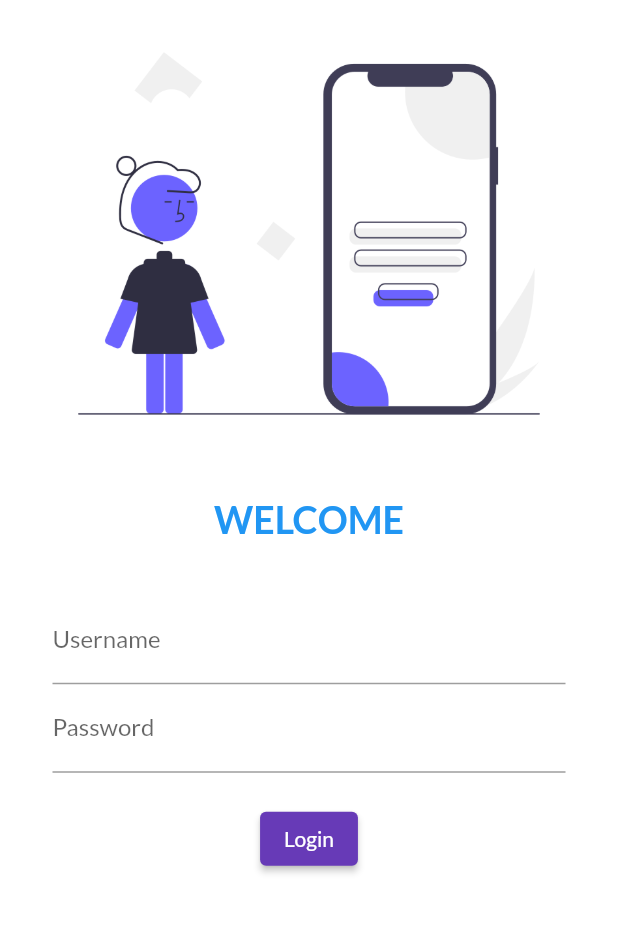
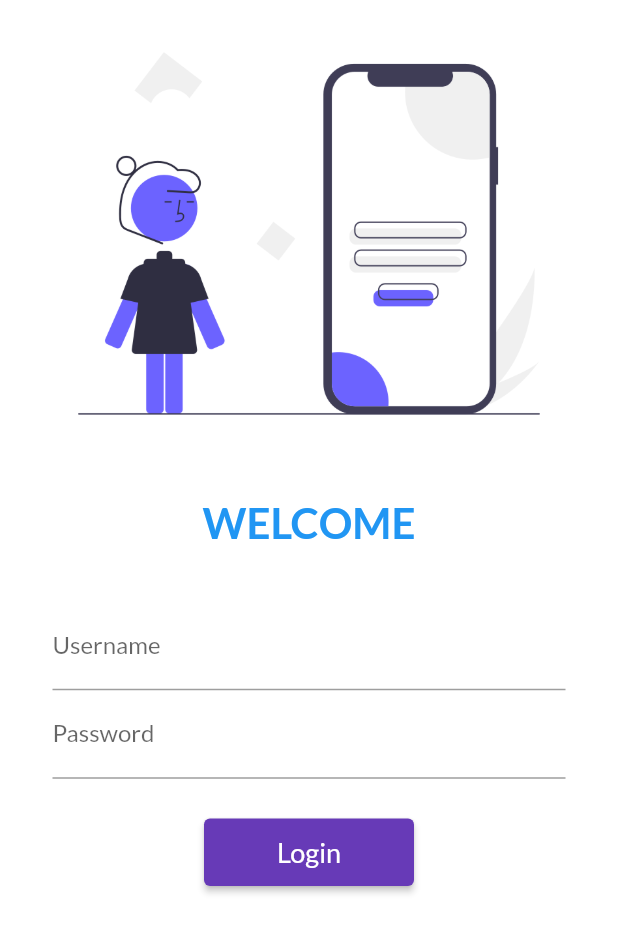
Before and after one commit to himanshugodara38/Learn_flutter, a Flutter app: the screen it shows after launch, on a phone screen of 412 x 824 dp. Shown: the top 933 px of the screen. Run offline on Flutter 3.47's test engine with Material 2 defaults, Android fonts, the phone set to English and light mode, and no system bars; our stand-ins replace google_fonts.

Commit message:
day 5 completed in day 4

```diff
--- a/lib/log_in_page.dart
+++ b/lib/log_in_page.dart
@@ -1,3 +1,4 @@
+import 'package:first_app/utils/routes.dart';
 import 'package:flutter/material.dart';
 
 class Log_in_page extends StatelessWidget {
@@ -7,6 +8,7 @@ class Log_in_page extends StatelessWidget {
   Widget build(BuildContext context) {
     return Material(
         color: Colors.white,
+        child: SingleChildScrollView(
           child: Column(
             children: [
               Image.asset(
@@ -19,7 +21,7 @@ class Log_in_page extends StatelessWidget {
               Text(
                 "WELCOME",
                 style: TextStyle(
-                fontSize: 25,
+                  fontSize: 28,
                   color: Colors.blue,
                   fontWeight: FontWeight.bold,
                 ),
@@ -28,7 +30,8 @@ class Log_in_page extends StatelessWidget {
                 height: 20,
               ),
               Padding(
-              padding: const EdgeInsets.symmetric(vertical: 16, horizontal: 35),
+                padding:
+                    const EdgeInsets.symmetric(vertical: 16, horizontal: 35),
                 child: Column(children: [
                   TextFormField(
                     decoration: InputDecoration(
@@ -44,18 +47,24 @@ class Log_in_page extends StatelessWidget {
                     ),
                   ),
                   SizedBox(
-                  height: 20,
+                    height: 25,
                   ),
                   ElevatedButton(
-                  child: Text("Login"),
+                    child: Text(
+                      "Login",
+                      style: TextStyle(
+                        fontSize: 18,
+                      ),
+                    ),
+                    style: TextButton.styleFrom(minimumSize: Size(140, 45)),
                     onPressed: () {
-                    print("Hi Bunty");
+                      Navigator.pushNamed(context, MyRoutes.homeRoute);
                     },
-                  style: TextButton.styleFrom(),
                   )
                 ]),
               )
             ],
+          ),
         ));
   }
 }
--- a/lib/main.dart
+++ b/lib/main.dart
@@ -1,5 +1,6 @@
 import 'package:first_app/home_page.dart';
 import 'package:first_app/log_in_page.dart';
+import 'package:first_app/utils/routes.dart';
 import 'package:flutter/material.dart';
 import 'package:google_fonts/google_fonts.dart';
 
@@ -22,7 +23,7 @@ class MyApp extends StatelessWidget {
 
       routes: {
         "/": (context) => Log_in_page(),
-         "/home" :(context) => HomePage()
+         MyRoutes.homeRoute :(context) => HomePage()
 
       },
     );
--- /dev/null
+++ b/lib/utils/routes.dart
@@ -0,0 +1,4 @@
+class MyRoutes {
+  static String loginRoute = "/login";
+  static String homeRoute = "/home";
+}
```
Lines whose indentation alone changed are shown as unchanged.
